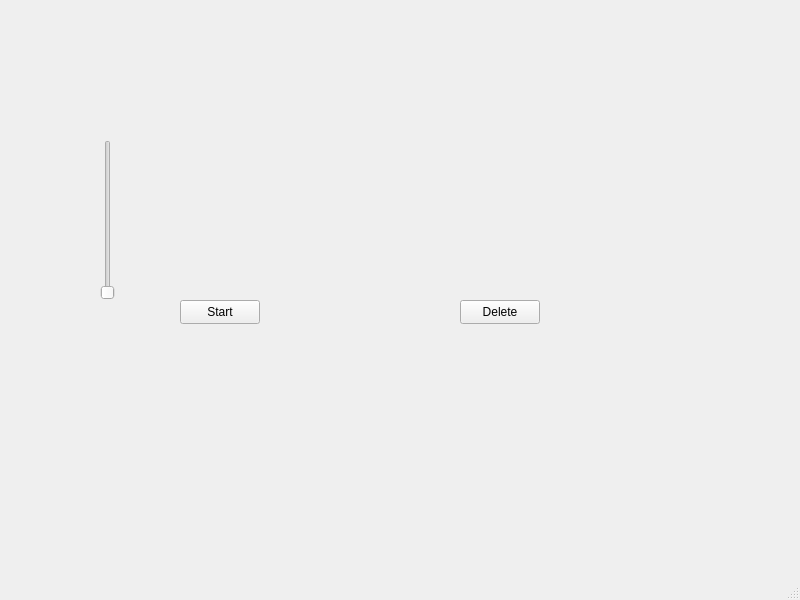
The window that CAPISample/robotdrawui.ui (dzunder32/BachelorRobot) describes before a commit, drawn with Qt 5.
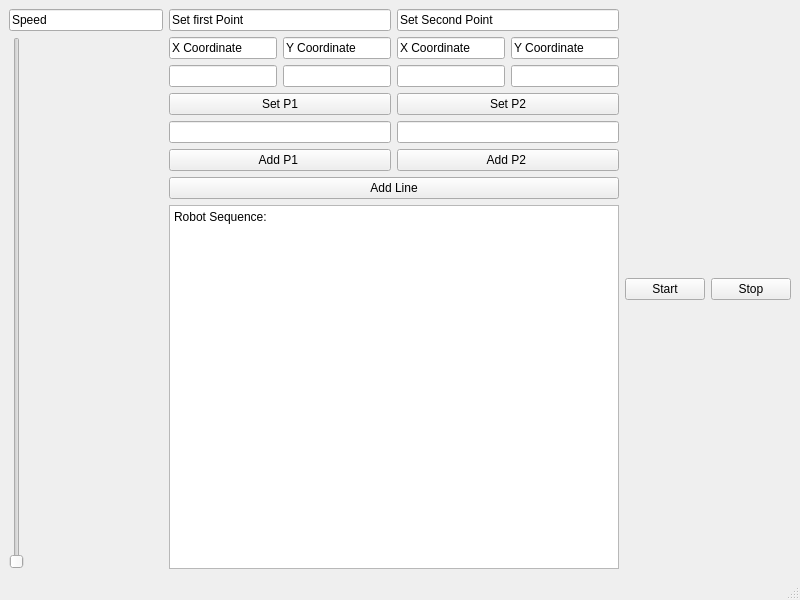
The same window after the commit.

Commit message: draw Line func added

```diff
--- a/CAPISample/robotdrawui.ui
+++ b/CAPISample/robotdrawui.ui
@@ -14,51 +14,195 @@
    <string>MainWindow</string>
   </property>
   <widget class="QWidget" name="centralwidget">
-   <widget class="QPushButton" name="pushButtonStart">
-    <property name="geometry">
-     <rect>
-      <x>180</x>
-      <y>300</y>
-      <width>80</width>
-      <height>24</height>
-     </rect>
-    </property>
-    <property name="text">
-     <string>Start</string>
-    </property>
-   </widget>
-   <widget class="QPushButton" name="pushButtonDelete">
-    <property name="geometry">
-     <rect>
-      <x>460</x>
-      <y>300</y>
-      <width>80</width>
-      <height>24</height>
-     </rect>
-    </property>
-    <property name="text">
-     <string>Delete</string>
-    </property>
-   </widget>
-   <widget class="QSlider" name="timerSpeedSlider">
-    <property name="geometry">
-     <rect>
-      <x>100</x>
-      <y>140</y>
-      <width>16</width>
-      <height>160</height>
-     </rect>
-    </property>
-    <property name="minimum">
-     <number>1</number>
-    </property>
-    <property name="maximum">
-     <number>400</number>
-    </property>
-    <property name="orientation">
-     <enum>Qt::Vertical</enum>
-    </property>
-   </widget>
+   <layout class="QHBoxLayout" name="horizontalLayout_5">
+    <item>
+     <layout class="QVBoxLayout" name="verticalLayout">
+      <item>
+       <widget class="QLineEdit" name="lineEdit_5">
+        <property name="text">
+         <string>Speed</string>
+        </property>
+       </widget>
+      </item>
+      <item>
+       <widget class="QSlider" name="timerSpeedSlider">
+        <property name="minimum">
+         <number>4</number>
+        </property>
+        <property name="maximum">
+         <number>400</number>
+        </property>
+        <property name="orientation">
+         <enum>Qt::Vertical</enum>
+        </property>
+       </widget>
+      </item>
+     </layout>
+    </item>
+    <item>
+     <layout class="QVBoxLayout" name="verticalLayout_5">
+      <item>
+       <layout class="QVBoxLayout" name="verticalLayout_4">
+        <item>
+         <layout class="QHBoxLayout" name="horizontalLayout_3">
+          <item>
+           <layout class="QVBoxLayout" name="verticalLayout_2">
+            <item>
+             <widget class="QLineEdit" name="lineEdit_3">
+              <property name="text">
+               <string>Set first Point</string>
+              </property>
+             </widget>
+            </item>
+            <item>
+             <layout class="QFormLayout" name="formLayout">
+              <item row="0" column="0">
+               <widget class="QLineEdit" name="lineEdit">
+                <property name="text">
+                 <string>X Coordinate</string>
+                </property>
+               </widget>
+              </item>
+              <item row="0" column="1">
+               <widget class="QLineEdit" name="lineEdit_2">
+                <property name="text">
+                 <string>Y Coordinate</string>
+                </property>
+               </widget>
+              </item>
+              <item row="1" column="0">
+               <widget class="QLineEdit" name="lineEdit_P1X"/>
+              </item>
+              <item row="1" column="1">
+               <widget class="QLineEdit" name="lineEdit_P1Y"/>
+              </item>
+             </layout>
+            </item>
+            <item>
+             <widget class="QPushButton" name="pushButton_setP1">
+              <property name="text">
+               <string>Set P1</string>
+              </property>
+             </widget>
+            </item>
+           </layout>
+          </item>
+          <item>
+           <layout class="QVBoxLayout" name="verticalLayout_3">
+            <item>
+             <widget class="QLineEdit" name="lineEdit_4">
+              <property name="text">
+               <string>Set Second Point</string>
+              </property>
+             </widget>
+            </item>
+            <item>
+             <layout class="QFormLayout" name="formLayout_2">
+              <item row="0" column="0">
+               <widget class="QLineEdit" name="lineEdit_6">
+                <property name="text">
+                 <string>X Coordinate</string>
+                </property>
+               </widget>
+              </item>
+              <item row="0" column="1">
+               <widget class="QLineEdit" name="lineEdit_7">
+                <property name="text">
+                 <string>Y Coordinate</string>
+                </property>
+               </widget>
+              </item>
+              <item row="1" column="0">
+               <widget class="QLineEdit" name="lineEdit_P2X"/>
+              </item>
+              <item row="1" column="1">
+               <widget class="QLineEdit" name="lineEdit_P2Y"/>
+              </item>
+             </layout>
+            </item>
+            <item>
+             <widget class="QPushButton" name="pushButton_setP2">
+              <property name="text">
+               <string>Set P2</string>
+              </property>
+             </widget>
+            </item>
+           </layout>
+          </item>
+         </layout>
+        </item>
+        <item>
+         <layout class="QHBoxLayout" name="horizontalLayout_2">
+          <item>
+           <widget class="QLineEdit" name="lineEdit_P1Data"/>
+          </item>
+          <item>
+           <widget class="QLineEdit" name="lineEdit_P2Data"/>
+          </item>
+         </layout>
+        </item>
+       </layout>
+      </item>
+      <item>
+       <layout class="QHBoxLayout" name="horizontalLayout_4">
+        <item>
+         <widget class="QPushButton" name="pushButton_addP1">
+          <property name="text">
+           <string>Add P1 </string>
+          </property>
+         </widget>
+        </item>
+        <item>
+         <widget class="QPushButton" name="pushButton_addP2">
+          <property name="text">
+           <string>Add P2 </string>
+          </property>
+         </widget>
+        </item>
+       </layout>
+      </item>
+      <item>
+       <widget class="QPushButton" name="pushButton_addLine">
+        <property name="text">
+         <string>Add Line</string>
+        </property>
+       </widget>
+      </item>
+      <item>
+       <widget class="QTextEdit" name="textEdit">
+        <property name="html">
+         <string>&lt;!DOCTYPE HTML PUBLIC &quot;-//W3C//DTD HTML 4.0//EN&quot; &quot;http://www.w3.org/TR/REC-html40/strict.dtd&quot;&gt;
+&lt;html&gt;&lt;head&gt;&lt;meta name=&quot;qrichtext&quot; content=&quot;1&quot; /&gt;&lt;meta charset=&quot;utf-8&quot; /&gt;&lt;style type=&quot;text/css&quot;&gt;
+p, li { white-space: pre-wrap; }
+hr { height: 1px; border-width: 0; }
+li.unchecked::marker { content: &quot;\2610&quot;; }
+li.checked::marker { content: &quot;\2612&quot;; }
+&lt;/style&gt;&lt;/head&gt;&lt;body style=&quot; font-family:'Segoe UI'; font-size:9pt; font-weight:400; font-style:normal;&quot;&gt;
+&lt;p style=&quot; margin-top:0px; margin-bottom:0px; margin-left:0px; margin-right:0px; -qt-block-indent:0; text-indent:0px;&quot;&gt;Robot Sequence:&lt;/p&gt;&lt;/body&gt;&lt;/html&gt;</string>
+        </property>
+       </widget>
+      </item>
+     </layout>
+    </item>
+    <item>
+     <layout class="QHBoxLayout" name="horizontalLayout">
+      <item>
+       <widget class="QPushButton" name="pushButtonStart">
+        <property name="text">
+         <string>Start</string>
+        </property>
+       </widget>
+      </item>
+      <item>
+       <widget class="QPushButton" name="pushButtonDelete">
+        <property name="text">
+         <string>Stop</string>
+        </property>
+       </widget>
+      </item>
+     </layout>
+    </item>
+   </layout>
   </widget>
   <widget class="QMenuBar" name="menubar">
    <property name="geometry">
```
The commit also changes 26 other files.
